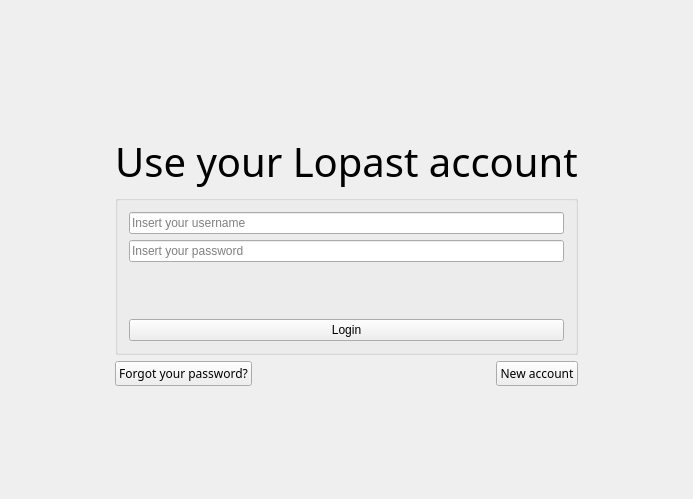
First picture: the form in Client/login.ui, repository PolitoTeam/Scriba, before the edit.
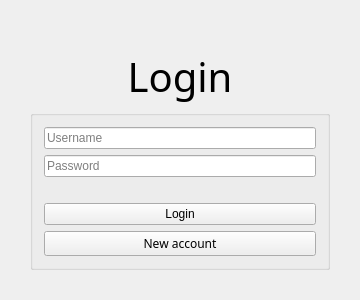
Second picture: the form after the edit. Icons and pictures are not drawn.

Patch:
```diff
--- a/Client/login.ui
+++ b/Client/login.ui
@@ -6,8 +6,8 @@
    <rect>
     <x>0</x>
     <y>0</y>
-    <width>693</width>
-    <height>499</height>
+    <width>360</width>
+    <height>300</height>
    </rect>
   </property>
   <property name="windowTitle">
@@ -27,7 +27,7 @@
         </font>
        </property>
        <property name="text">
-        <string>Use your Lopast account</string>
+        <string>Login</string>
        </property>
        <property name="alignment">
         <set>Qt::AlignCenter</set>
@@ -82,7 +82,7 @@
              <enum>QLineEdit::Normal</enum>
             </property>
             <property name="placeholderText">
-             <string>Insert your username</string>
+             <string>Username</string>
             </property>
            </widget>
           </item>
@@ -96,7 +96,7 @@
              <enum>QLineEdit::Password</enum>
             </property>
             <property name="placeholderText">
-             <string>Insert your password</string>
+             <string>Password</string>
             </property>
            </widget>
           </item>
@@ -132,10 +132,7 @@
           </property>
          </widget>
         </item>
-       </layout>
-      </widget>
-     </item>
-     <item row="4" column="2" colspan="2" alignment="Qt::AlignLeft">
+        <item>
       <widget class="QPushButton" name="t_pushButtonNewAccount">
        <property name="font">
         <font>
@@ -162,6 +159,9 @@
        </property>
       </widget>
      </item>
+       </layout>
+      </widget>
+     </item>
      <item row="0" column="1" colspan="3">
       <spacer name="verticalSpacer_4">
        <property name="orientation">
@@ -188,21 +188,6 @@
        </property>
       </spacer>
      </item>
-     <item row="4" column="1" alignment="Qt::AlignLeft">
-      <widget class="QPushButton" name="t_pushButtonForgot">
-       <property name="font">
-        <font>
-         <family>CMU Sans Serif</family>
-        </font>
-       </property>
-       <property name="cursor">
-        <cursorShape>PointingHandCursor</cursorShape>
-       </property>
-       <property name="text">
-        <string>Forgot your password?</string>
-       </property>
-      </widget>
-     </item>
      <item row="3" column="0">
       <spacer name="horizontalSpacer">
        <property name="orientation">
```
Lines whose indentation alone changed are shown as unchanged.
